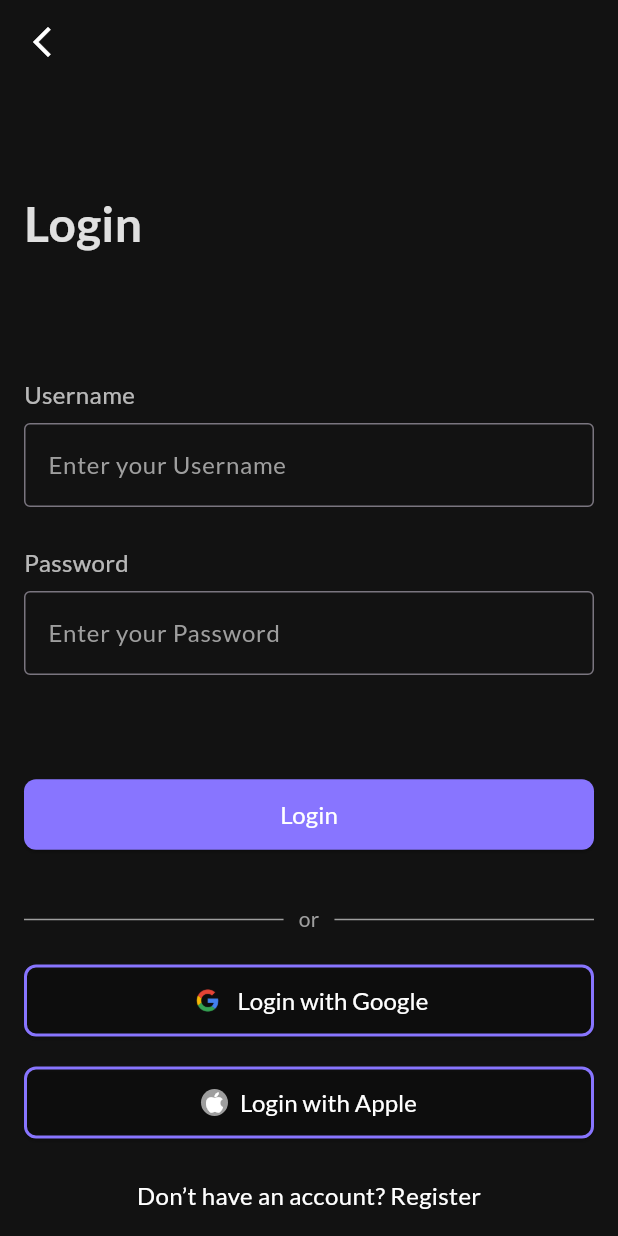
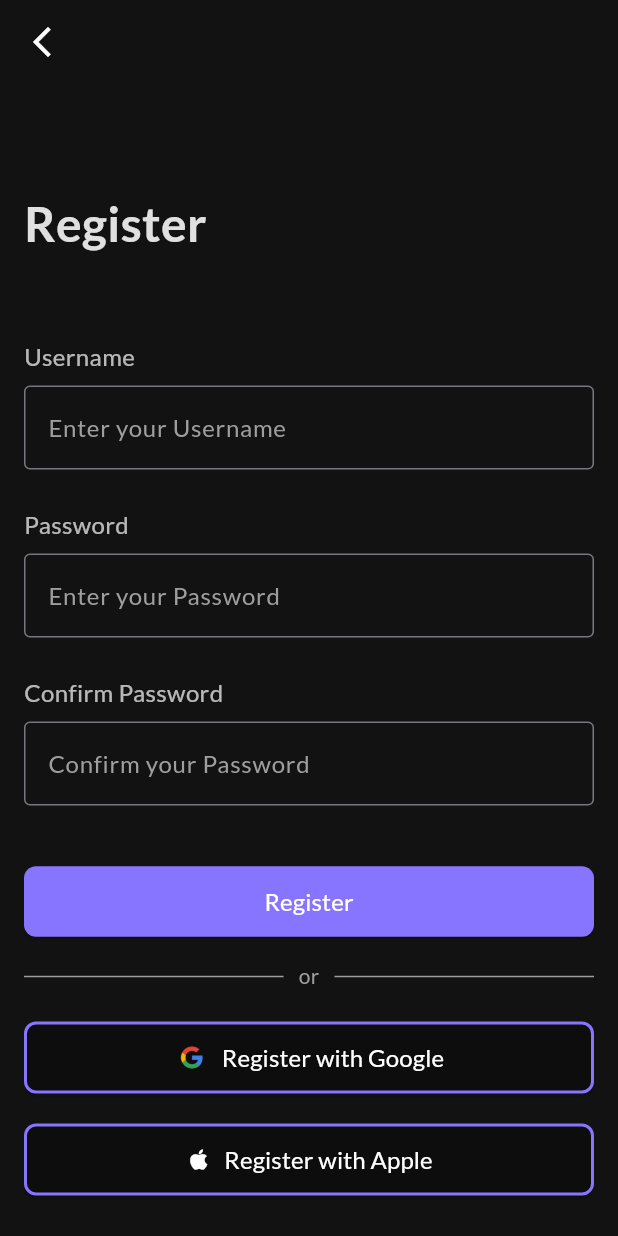
Before and after one commit to BinhTran68/todo_app, a Flutter app: the screen it shows after launch, on a phone screen of 412 x 824 dp. Run offline on Flutter 3.47's test engine with Material 3 defaults, Android fonts, the phone set to English and light mode, and no system bars; our stand-ins replace google_fonts.

Commit message:
buil register page

```diff
--- a/lib/constants/app_colors.dart
+++ b/lib/constants/app_colors.dart
@@ -1,6 +1,7 @@
 import 'dart:ui';
 
 class AppColors {
+  // Contains all global colors of the application
   static const primaryColor =  Color(0xFF8875FF);
   static const appBackgroundColor =  Color(0XFF121212);
 
--- /dev/null
+++ b/lib/constants/assets.dart
@@ -0,0 +1,6 @@
+class AppAssets {
+  // Contains all global assets of the application
+  static const String logo = 'assets/images/logo.png';
+  static const String googleIcon = 'assets/images/google_icon.png';
+  static const String appleIcon = 'assets/images/apple_icon.png';
+}
--- /dev/null
+++ b/lib/constants/sizes.dart
@@ -0,0 +1,9 @@
+class AppSizes {
+  static const double paddingSmall = 8.0;
+  static const double paddingMedium = 16.0;
+  static const double paddingLarge = 24.0;
+  static const double borderRadius = 12.0;
+  static const double iconSizeSmall = 24.0;
+  static const double iconSizeMedium = 48.0;
+  static const double iconSizeLarge = 72.0;
+}
--- a/lib/main.dart
+++ b/lib/main.dart
@@ -3,6 +3,7 @@ import 'package:google_fonts/google_fonts.dart';
 import 'package:helloword/constants/app_colors.dart';
 import 'package:helloword/ui/login/login.dart';
 import 'package:helloword/ui/onboarding/onboarding_page_view.dart';
+import 'package:helloword/ui/register/register.dart';
 import 'package:helloword/ui/splash/splash.dart';
 import 'package:helloword/ui/wellcome/welcome_page.dart';
 
@@ -26,7 +27,7 @@ class MyApp extends StatelessWidget {
         useMaterial3:  true,
         fontFamily: GoogleFonts.lato().fontFamily
       ),
-      home: Login()
+      home: const Register()
     );
   }
 }
--- /dev/null
+++ b/lib/ui/register/register.dart
@@ -0,0 +1,168 @@
+import 'package:flutter/cupertino.dart';
+import 'package:flutter/material.dart';
+import 'package:helloword/components/app_back_btn.dart';
+import 'package:helloword/components/custom_button.dart';
+import 'package:helloword/components/horizontal_rule_with_text.dart';
+import 'package:helloword/constants/app_colors.dart';
+
+class Register extends StatefulWidget {
+  const Register({super.key});
+
+  @override
+  State<Register> createState() => _RegisterState();
+}
+
+class _RegisterState extends State<Register> {
+  @override
+  Widget build(BuildContext context) {
+    // Sử dụng MediaQuery để lấy kích thước màn hình hiện tại
+    final screenHeight = MediaQuery.of(context).size.height;
+    final screenWidth = MediaQuery.of(context).size.width;
+
+    return SafeArea(
+      child: Scaffold(
+        backgroundColor: AppColors.appBackgroundColor,
+        appBar: AppBar(
+          backgroundColor: Colors.transparent,
+          leading: const AppBackBtn(),
+        ),
+        body: Padding(
+          padding: const EdgeInsets.all(16.0),
+          child: SingleChildScrollView( // Cho phép cuộn trên thiết bị nhỏ
+            child: Column(
+              crossAxisAlignment: CrossAxisAlignment.start,
+              children: [
+                // Phần tiêu đề "Register"
+                Container(
+                  padding: const EdgeInsets.symmetric(vertical: 54),
+                  child: Text(
+                    'Register',
+                    style: TextStyle(
+                      color: Colors.white.withOpacity(0.87),
+                      fontSize: 32,
+                      fontWeight: FontWeight.bold,
+                    ),
+                  ),
+                ),
+                // Form đăng ký
+                _buildRegisterForm(),
+                const SizedBox(height: 16),
+                // Đường ngang có chữ "or"
+                const HorizontalRuleWithText(centerText: "or"),
+                const SizedBox(height: 20),
+                // Các nút đăng ký với Google và Apple
+                _buildSocialLoginButtons(),
+                const SizedBox(height: 20),
+                // Phần footer
+                _buildFooter(),
+              ],
+            ),
+          ),
+        ),
+      ),
+    );
+  }
+
+  // Hàm xây dựng form đăng ký
+  Widget _buildRegisterForm() {
+    return Column(
+      children: [
+        _buildTextField("Username", "Enter your Username"),
+        const SizedBox(height: 25),
+        _buildTextField("Password", "Enter your Password", obscureText: true),
+        const SizedBox(height: 25),
+        _buildTextField("Confirm Password", "Confirm your Password", obscureText: true),
+        const SizedBox(height: 40),
+        SizedBox(
+          width: double.infinity,
+          child: CustomButton(
+            text: "Register",
+            color: AppColors.primaryColor,
+            onPressed: () {
+              // Logic đăng ký
+            },
+          ),
+        ),
+      ],
+    );
+  }
+
+  // Hàm xây dựng text field cho form
+  Widget _buildTextField(String label, String hintText, {bool obscureText = false}) {
+    return Column(
+      crossAxisAlignment: CrossAxisAlignment.start,
+      children: [
+        Container(
+          alignment: Alignment.centerLeft,
+          padding: const EdgeInsets.only(bottom: 8),
+          child: Text(
+            label,
+            style: TextStyle(
+              fontSize: 16,
+              color: Colors.white.withOpacity(0.7),
+            ),
+          ),
+        ),
+        TextField(
+          style: const TextStyle(color: Colors.white),
+          decoration: InputDecoration(
+            hintText: hintText,
+            hintStyle: const TextStyle(color: Colors.grey),
+            border: const OutlineInputBorder(),
+          ),
+          obscureText: obscureText,
+        ),
+      ],
+    );
+  }
+
+  // Hàm xây dựng các nút đăng ký với Google và Apple
+  Widget _buildSocialLoginButtons() {
+    return Column(
+      children: [
+        _buildSocialLoginButton(
+          text: 'Register with Google',
+          icon: 'assets/images/google_icon.png',
+          onPressed: () {
+            // Logic đăng ký với Google
+          },
+        ),
+        const SizedBox(height: 20),
+        _buildSocialLoginButton(
+          text: 'Register with Apple',
+          icon: Icons.apple,
+          onPressed: () {
+            // Logic đăng ký với Apple
+          },
+        ),
+      ],
+    );
+  }
+
+  // Hàm xây dựng nút đăng ký với icon
+  Widget _buildSocialLoginButton({required String text, dynamic icon, required VoidCallback onPressed}) {
+    return SizedBox(
+      width: double.infinity,
+      height: 48,
+      child: CustomButton(
+        text: text,
+        color: Colors.transparent,
+        onPressed: onPressed,
+        icon: icon is String
+            ? Image.asset(icon)
+            : Icon(icon, color: Colors.white),
+        border: const BorderSide(color: AppColors.primaryColor, width: 2),
+      ),
+    );
+  }
+
+  // Hàm xây dựng footer
+  Widget _buildFooter() {
+    return const Center(
+      child: Text(
+        'Don’t have an account? Register',
+        style: TextStyle(fontSize: 16, color: Colors.white),
+      ),
+    );
+  }
+}
--- a/lib/ui/wellcome/welcome_page.dart
+++ b/lib/ui/wellcome/welcome_page.dart
@@ -1,9 +1,11 @@
 import 'package:flutter/material.dart';
 import 'package:helloword/components/custom_button.dart';
 import 'package:helloword/constants/app_colors.dart';
+import 'package:helloword/ui/login/login.dart';
 
 class WelcomePage extends StatelessWidget {
   const WelcomePage({super.key});
+
 
   @override
   Widget build(BuildContext context) {
@@ -27,11 +29,13 @@ class WelcomePage extends StatelessWidget {
           children: [
             _buildTitleWelcomePage(),
             const Spacer(),
-            _buildGroupButtonBottom(),
+            _buildGroupButtonBottom(context),
           ],
         ),
       ),
     );
+
+
   }
 
   Widget _buildTitleWelcomePage() {
@@ -69,19 +73,19 @@ class WelcomePage extends StatelessWidget {
     );
   }
 
-  Widget _buildGroupButtonBottom() {
+  Widget _buildGroupButtonBottom(BuildContext context) {
     return Container(
       margin: const EdgeInsets.symmetric(vertical: 54),
       child: Column(
         children: [
-          _buildBtnLogin(),
+          _buildBtnLogin(context),
           _buildBtnRegister(),
         ],
       ),
     );
   }
 
-  Widget _buildBtnLogin() {
+  Widget _buildBtnLogin(BuildContext context) {
     return Container(
       padding: const EdgeInsets.symmetric(horizontal: 24),
       child: SizedBox(
@@ -92,6 +96,8 @@ class WelcomePage extends StatelessWidget {
           text: "Login",
           textColor: Colors.white.withOpacity(0.87),
           onPressed: () {
+            Navigator.push(
+                context, MaterialPageRoute(builder: (context) => const Login()));
           },
         ),
       ),
```
Also changed, not shown: assets/images/2.0x/google_icon.png, assets/images/3.0x/google_icon.png, assets/images/google_icon.png, lib/components/app_bar.dart (added), lib/components/card_widget.dart (added), lib/components/dialog_custom.dart (added), lib/components/label_text_field.dart (added), lib/components/list_item.dart (added), lib/components/loading_indicator.dart (added).
